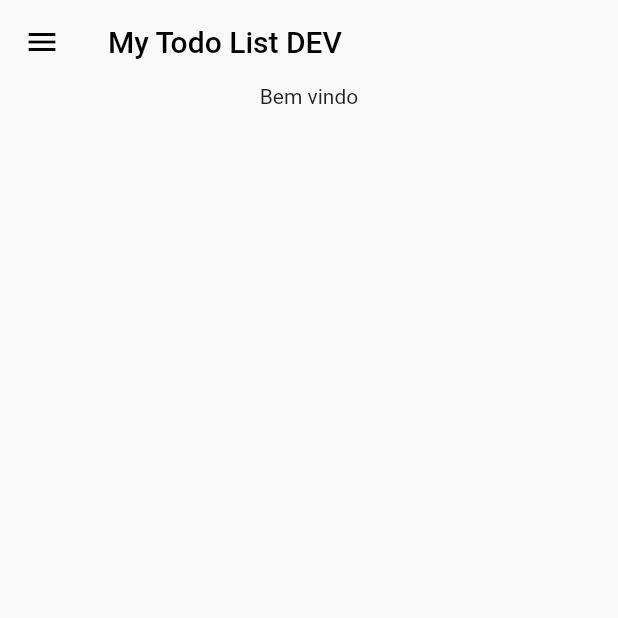
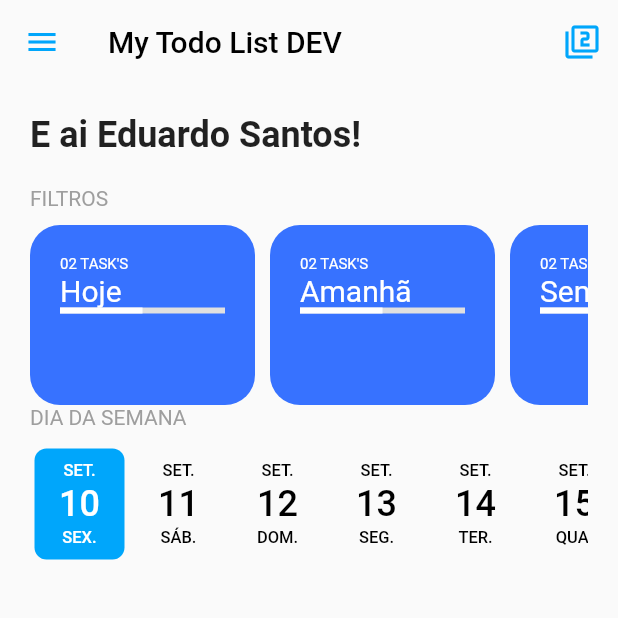
Before and after one commit to dikdudu/mytodolist, a Flutter app: the HomePage screen opened directly, on a phone screen of 412 x 824 dp, the top half of it. Run offline on Flutter 3.47's test engine with Material 2 defaults, Android fonts, the phone set to English and light mode, and no system bars; drawn by our look-alikes of date_picker_timeline; our stand-ins replace flutter_i18n, flutter_modular.

Commit message:
iniciando criacao de tela home

```diff
--- a/lib/app/app_widget.dart
+++ b/lib/app/app_widget.dart
@@ -3,7 +3,7 @@ import 'package:flutter_i18n/flutter_i18n.dart';
 import 'package:flutter_localizations/flutter_localizations.dart';
 import 'package:mytodolist/app/core/flavor/flavors.dart';
 import 'package:mytodolist/app/core/themes/app_theme.dart';
-import 'package:mytodolist/app/modules/auth/login/login_page.dart';
+// import 'package:mytodolist/app/modules/auth/login/login_page.dart';
 import 'package:mytodolist/app/modules/home/home_page.dart';
 
 void initApp(Flavor flavor) {
@@ -18,7 +18,7 @@ class AppWidget extends StatelessWidget {
       debugShowCheckedModeBanner: false,
       title: appFlavor!.title,
       theme: AppTheme.theme,
-      home: LoginPage(),
+      home: HomePage(),
       localizationsDelegates: [
         FlutterI18nDelegate(
           translationLoader: FileTranslationLoader(
--- /dev/null
+++ b/lib/app/core/themes/app_colors.dart
@@ -0,0 +1,6 @@
+import 'package:flutter/material.dart';
+
+class AppColors {
+  static const Color primaryColor = Color(0xFF3772FF);
+  static const Color gray = Colors.grey;
+}
--- a/lib/app/core/themes/app_theme.dart
+++ b/lib/app/core/themes/app_theme.dart
@@ -1,4 +1,6 @@
 import 'package:flutter/material.dart';
+
+import 'app_colors.dart';
 
 class AppTheme {
   AppTheme._();
@@ -6,5 +8,16 @@ class AppTheme {
   static get theme => ThemeData(
         primaryColor: Color(0xFF00A6FB),
         primaryColorLight: Color(0xffABC8F7),
+        textTheme: TextTheme(
+          caption: TextStyle(
+            color: AppColors.gray,
+          ),
+          bodyText1: TextStyle(
+            color: AppColors.gray,
+          ),
+          bodyText2: TextStyle(
+            color: AppColors.gray,
+          ),
+        ),
       );
 }
--- a/lib/app/modules/home/home_page.dart
+++ b/lib/app/modules/home/home_page.dart
@@ -2,6 +2,9 @@ import 'package:flutter/material.dart';
 import 'package:flutter_i18n/widgets/I18nText.dart';
 import 'package:mytodolist/app/core/flavor/flavors.dart';
 import 'package:mytodolist/app/modules/home/widgets/home_drawer_widget.dart';
+import 'package:mytodolist/app/modules/home/widgets/home_filters_widget.dart';
+import 'package:mytodolist/app/modules/home/widgets/home_header_widget.dart';
+import 'package:mytodolist/app/modules/home/widgets/week_filter_widget.dart';
 
 class HomePage extends StatelessWidget {
   const HomePage({Key? key}) : super(key: key);
@@ -10,6 +13,19 @@ class HomePage extends StatelessWidget {
   Widget build(BuildContext context) {
     return Scaffold(
         appBar: AppBar(
+          iconTheme: IconThemeData(
+            color: Theme.of(context).primaryColor,
+          ),
+          actions: [
+            PopupMenuButton(
+              icon: Icon(Icons.filter_2),
+              itemBuilder: (_) => [
+                PopupMenuItem(
+                  child: Text("Filtros"),
+                )
+              ],
+            )
+          ],
           title: Text(
             appFlavor!.title,
             style: TextStyle(color: Colors.black),
@@ -18,13 +34,30 @@ class HomePage extends StatelessWidget {
           backgroundColor: Colors.transparent,
         ),
         drawer: HomeDrawerWidget(),
-      body: Center(
+        body: LayoutBuilder(
+          builder: (context, constraints) {
+            return SingleChildScrollView(
+              child: ConstrainedBox(
+                constraints: BoxConstraints(
+                  minHeight: constraints.maxHeight,
+                  minWidth: constraints.maxWidth,
+                ),
+                child: Container(
+                  margin: EdgeInsets.symmetric(horizontal: 20),
+                  child: IntrinsicHeight(
                     child: Column(
+                      crossAxisAlignment: CrossAxisAlignment.start,
                       children: [
-            I18nText("common.title"),
+                        HomeHeaderWidget(),
+                        HomeFiltersWidget(),
+                        WeekFilterWidget(),
                       ],
                     ),
                   ),
+                ),
+              ),
             );
+          },
+        ));
   }
 }
--- /dev/null
+++ b/lib/app/modules/home/widgets/home_filters_widget.dart
@@ -0,0 +1,30 @@
+import 'package:flutter/material.dart';
+import 'package:mytodolist/app/core/themes/app_theme.dart';
+import 'package:mytodolist/app/modules/home/widgets/todo_card_field_widget.dart';
+
+class HomeFiltersWidget extends StatelessWidget {
+  const HomeFiltersWidget({Key? key}) : super(key: key);
+
+  @override
+  Widget build(BuildContext context) {
+    return Column(
+      crossAxisAlignment: CrossAxisAlignment.start,
+      children: [
+        Text(
+          "FILTROS",
+        ),
+        SizedBox(height: 10),
+        SingleChildScrollView(
+          scrollDirection: Axis.horizontal,
+          child: Row(
+            children: [
+              TodoCardFieldWidget(label: "Hoje"),
+              TodoCardFieldWidget(label: "Amanhã"),
+              TodoCardFieldWidget(label: "Semana"),
+            ],
+          ),
+        ),
+      ],
+    );
+  }
+}
--- /dev/null
+++ b/lib/app/modules/home/widgets/home_header_widget.dart
@@ -0,0 +1,28 @@
+import 'package:flutter/material.dart';
+
+class HomeHeaderWidget extends StatefulWidget {
+  const HomeHeaderWidget({Key? key}) : super(key: key);
+
+  @override
+  _HomeHeaderWidgetState createState() => _HomeHeaderWidgetState();
+}
+
+class _HomeHeaderWidgetState extends State<HomeHeaderWidget> {
+  @override
+  Widget build(BuildContext context) {
+    return Row(
+      children: [
+        Padding(
+          padding: const EdgeInsets.symmetric(vertical: 20),
+          child: Text(
+            "E ai Eduardo Santos!",
+            style: Theme.of(context)
+                .textTheme
+                .headline5!
+                .copyWith(fontWeight: FontWeight.bold),
+          ),
+        ),
+      ],
+    );
+  }
+}
--- /dev/null
+++ b/lib/app/modules/home/widgets/todo_card_field_widget.dart
@@ -0,0 +1,59 @@
+import 'package:flutter/material.dart';
+import 'package:mytodolist/app/core/themes/app_colors.dart';
+
+class TodoCardFieldWidget extends StatelessWidget {
+  final String label;
+  const TodoCardFieldWidget({
+    Key? key,
+    required this.label,
+  }) : super(key: key);
+
+  @override
+  Widget build(BuildContext context) {
+    return Container(
+      constraints: BoxConstraints(
+        maxHeight: 120,
+        maxWidth: 150,
+      ),
+      margin: EdgeInsets.only(right: 10),
+      padding: EdgeInsets.all(20),
+      decoration: BoxDecoration(
+        color: AppColors.primaryColor,
+        borderRadius: BorderRadius.circular(20),
+      ),
+      child: Column(
+        crossAxisAlignment: CrossAxisAlignment.start,
+        children: [
+          Text(
+            "02 TASK'S",
+            style: TextStyle(
+              color: Colors.white,
+              fontSize: 10,
+            ),
+          ),
+          Text(
+            label,
+            style: TextStyle(
+              color: Colors.white,
+              fontSize: 20,
+            ),
+          ),
+          TweenAnimationBuilder<double>(
+            tween: Tween(
+              begin: 0.0,
+              end: 0.5,
+            ),
+            duration: Duration(seconds: 1),
+            builder: (context, value, child) {
+              return LinearProgressIndicator(
+                backgroundColor: Colors.grey.shade300,
+                valueColor: AlwaysStoppedAnimation<Color>(Colors.white),
+                value: value,
+              );
+            },
+          ),
+        ],
+      ),
+    );
+  }
+}
--- /dev/null
+++ b/lib/app/modules/home/widgets/week_filter_widget.dart
@@ -0,0 +1,28 @@
+import 'package:date_picker_timeline/date_picker_timeline.dart';
+import 'package:flutter/material.dart';
+
+class WeekFilterWidget extends StatelessWidget {
+  const WeekFilterWidget({Key? key}) : super(key: key);
+
+  @override
+  Widget build(BuildContext context) {
+    return Column(
+      crossAxisAlignment: CrossAxisAlignment.start,
+      children: [
+        Text("DIA DA SEMANA"),
+        SizedBox(height: 10),
+        DatePicker(
+          DateTime.now(),
+          locale: 'pt_BR',
+          initialSelectedDate: DateTime.now(),
+          selectionColor: Theme.of(context).primaryColor,
+          selectedTextColor: Colors.white,
+          daysCount: 7,
+          // monthTextStyle: TextStyle(fontSize: 8),
+          // dayTextStyle: TextStyle(fontSize: 13),
+          // dateTextStyle: TextStyle(fontSize: 13),
+        ),
+      ],
+    );
+  }
+}
--- a/pubspec.yaml
+++ b/pubspec.yaml
@@ -33,6 +33,7 @@ dependencies:
   flutter_modular: ^3.4.1+1
   mobx: ^2.0.4
   flutter_mobx: ^2.0.2
+  date_picker_timeline: ^1.2.3
 
 dev_dependencies:
   flutter_test:
```
Also changed, not shown: pubspec.lock. Lines whose indentation alone changed are shown as unchanged.
